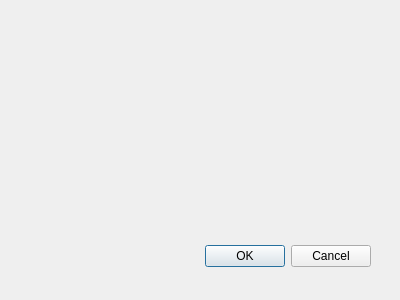
First picture: the form in pipeline_planner_dialog_base.ui, repository ValonSinani/Pipeline-Planner, before the edit.
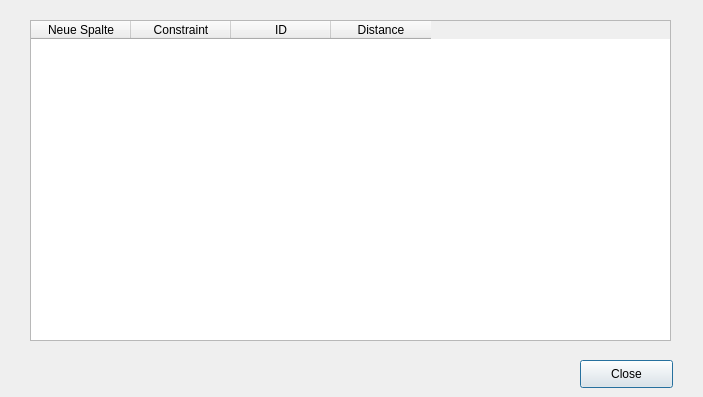
Second picture: the form after the edit.

Patch:
```diff
--- a/pipeline_planner_dialog_base.ui
+++ b/pipeline_planner_dialog_base.ui
@@ -1,31 +1,62 @@
-<ui version="4.0" >
- <class>PipelinePlannnerDialogBase</class>
- <widget class="QDialog" name="PipelinePlannnerDialogBase" >
-  <property name="geometry" >
+<?xml version="1.0" encoding="UTF-8"?>
+<ui version="4.0">
+ <class>dlgPipelineDialog</class>
+ <widget class="QDialog" name="dlgPipelineDialog">
+  <property name="geometry">
    <rect>
     <x>0</x>
     <y>0</y>
-    <width>400</width>
-    <height>300</height>
+    <width>703</width>
+    <height>397</height>
    </rect>
   </property>
   <property name="windowTitle" >
    <string>Pipeline Planner</string>
   </property>
-  <widget class="QDialogButtonBox" name="button_box" >
-   <property name="geometry" >
+  <widget class="QTableWidget" name="tbllmpacts">
+   <property name="geometry">
     <rect>
      <x>30</x>
-     <y>240</y>
-     <width>341</width>
-     <height>32</height>
+     <y>20</y>
+     <width>641</width>
+     <height>321</height>
     </rect>
    </property>
-   <property name="orientation" >
-    <enum>Qt::Horizontal</enum>
+   <property name="alternatingRowColors">
+    <bool>true</bool>
    </property>
-   <property name="standardButtons" >
-    <set>QDialogButtonBox::Cancel|QDialogButtonBox::Ok</set>
+   <column>
+    <property name="text">
+     <string>Neue Spalte</string>
+    </property>
+   </column>
+   <column>
+    <property name="text">
+     <string>Constraint</string>
+    </property>
+   </column>
+   <column>
+    <property name="text">
+     <string>ID</string>
+    </property>
+   </column>
+   <column>
+    <property name="text">
+     <string>Distance</string>
+    </property>
+   </column>
+  </widget>
+  <widget class="QPushButton" name="btnPush">
+   <property name="geometry">
+    <rect>
+     <x>580</x>
+     <y>360</y>
+     <width>93</width>
+     <height>28</height>
+    </rect>
+   </property>
+   <property name="text">
+    <string>Close</string>
    </property>
   </widget>
  </widget>
```
Left out of the diff: 36 changed lines with no effect on the pictures.
